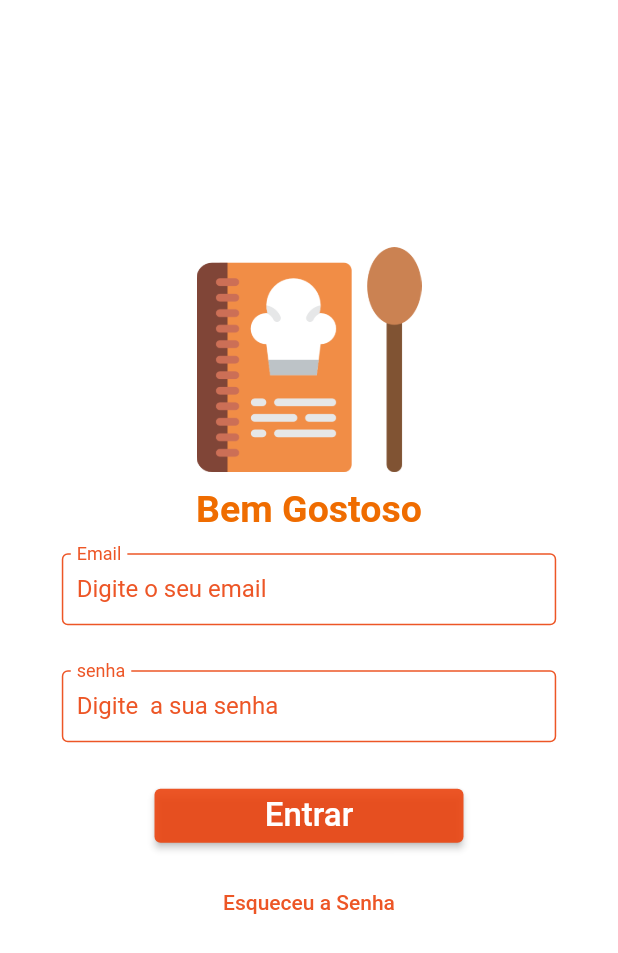
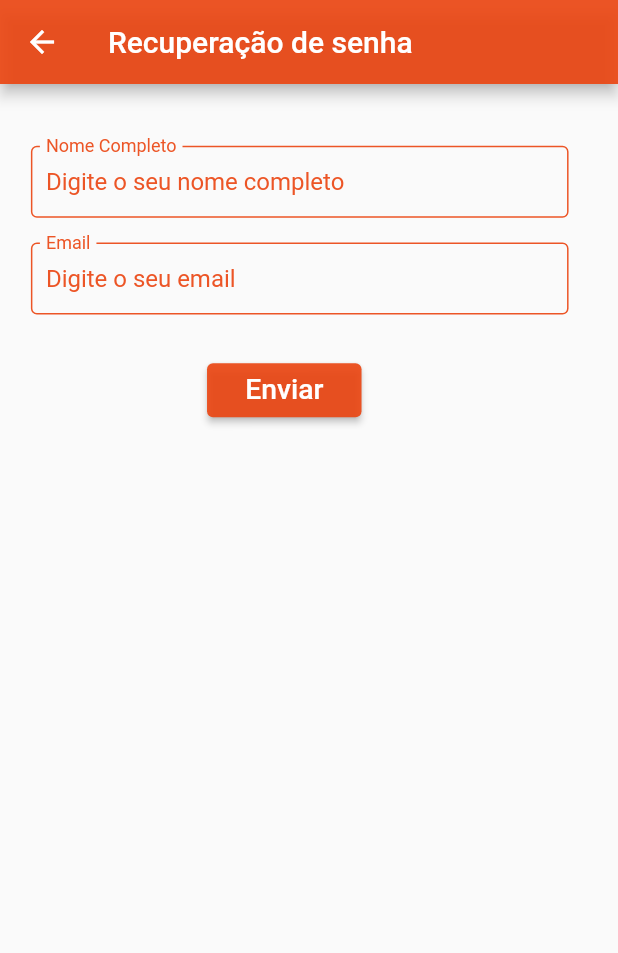
Before and after one commit to MathMedrado/bemGostoso, a Flutter app: the Login screen opened by its route, after a tap on "Esqueceu a Senha", on a phone screen of 412 x 824 dp. Shown: the top 953 px of the screen. Run offline on Flutter 3.47's test engine with Material 2 defaults, Android fonts, the phone set to English and light mode, and no system bars; our stand-ins replace shared_preferences; missing offline and left inert: app_bar_with_search_switch; accounts and stored records are empty; network calls fail.

Commit message:
adicionando arquivos

```diff
--- a/lib/pages/editUserProfile.dart
+++ b/lib/pages/editUserProfile.dart
@@ -112,7 +112,8 @@ class _EditUserProfileState extends State<EditUserProfile> {
                           print(email);
                           }
                         },
-                      buttonColor: MyApp.primaryColor),
+                        buttonColor: MyApp.primaryColor
+                      ),
                       SizedBox(
                         width: availableWidth * 0.05,
                       ),
--- /dev/null
+++ b/lib/pages/forgetPassword.dart
@@ -0,0 +1,110 @@
+import 'package:bemgostoso/main.dart';
+import 'package:flutter/material.dart';
+import 'package:flutter/src/widgets/framework.dart';
+import 'package:flutter/src/widgets/placeholder.dart';
+import 'package:http/http.dart' as http;
+
+import '../components/defaultButtonRow.dart';
+import '../components/defaultInputFromField.dart';
+
+class ForgetPassword extends StatefulWidget {
+  const ForgetPassword({super.key});
+
+  @override
+  State<ForgetPassword> createState() => _ForgetPasswordState();
+}
+
+class _ForgetPasswordState extends State<ForgetPassword> {
+
+  String username = "";
+  late String email = "";
+  final usernameController = TextEditingController();
+  final emailController = TextEditingController();
+  final GlobalKey<FormState> _formKey = GlobalKey<FormState>();
+
+
+  @override
+  Widget build(BuildContext context) {
+    final mediaQuery = MediaQuery.of(context);
+    final availableHeight = mediaQuery.size.height - mediaQuery.padding.top;
+    final availableWidth = mediaQuery.size.width;
+
+    return Scaffold(
+      appBar: AppBar(
+        title: Text("Recuperação de senha"),
+        backgroundColor: MyApp.primaryColor,
+      ),
+      body: Column(
+        children: [
+          Form(
+            key: _formKey,
+            child: Column(
+                crossAxisAlignment: CrossAxisAlignment.center,
+                children: [
+                  SizedBox(
+                      height: availableHeight * 0.03,
+                    ),
+                    DefaultInputFormField(
+                      BorderColor: MyApp.primaryColor,
+                      definedWidth: availableWidth * 0.92,
+                      paddingLeft: availableWidth * 0.05,
+                      paddingTop: availableWidth* 0.04,
+                      keyboardType: TextInputType.text,
+                      hintText: "Digite o seu nome completo",
+                      label: "Nome Completo",
+                      textController: usernameController,
+                      //initialValue: user.getUsername as String,
+                      validateFunc: (){},
+                      onSaved: (value){
+                        username = value!;
+                      },
+                    ),
+                    DefaultInputFormField(
+                      BorderColor: MyApp.primaryColor,
+                      definedWidth: availableWidth * 0.92,
+                      paddingLeft: availableWidth * 0.05,
+                      paddingTop: availableWidth* 0.04,
+                      keyboardType: TextInputType.text,
+                      hintText: "Digite o seu email",
+                      label: "Email",
+                      textController: emailController,
+                      //initialValue: user.getUsername as String,
+                      validateFunc: (){},
+                      onSaved: (value){
+                        email = value!;
+                      },
+                    ),
+                    SizedBox(
+                      height: availableHeight * 0.02,
+                    ),
+                    defaultButtonRow(
+                        label: "  Enviar  ",
+                        function: () async {
+                          if (_formKey.currentState!.validate()) {
+                          _formKey.currentState!.save();
+                            print(username);
+                            print(email);
+                            String? auth = await MyApp.getBasicAuthentication();
+                            Uri url = Uri.parse("${MyApp.baseUrl}/user/reset_password");
+                            var response = await http.post(
+                                url,
+                                headers: <String, String> { 'authorization' : auth },
+                                body: {
+                                  "email" : email,
+                                  "username" : username
+                                }
+                              );
+                              print(response.statusCode);
+                              print(response.body);
+                          }
+                        },
+                        buttonColor: MyApp.primaryColor
+                      ),
+                ],
+              )
+            )
+        ],
+      ),
+    );
+  }
+}
--- a/lib/pages/homePage.dart
+++ b/lib/pages/homePage.dart
@@ -34,7 +34,7 @@ class _HomePageState extends State<HomePage> {
     final screens = [
       RecipesPage(),
       RegistryRecipe(),
-      UserProfile(user: user,),
+      UserProfile(),
     ];
 
     return Scaffold(
```
Also changed, not shown: lib/main.dart (+27 -4 lines), lib/pages/login.dart (+20 -6 lines), lib/pages/recipePage.dart (+17 -1 lines), lib/pages/registryUser.dart (+12 -6 lines), lib/pages/userProfile.dart (+67 -5 lines).
